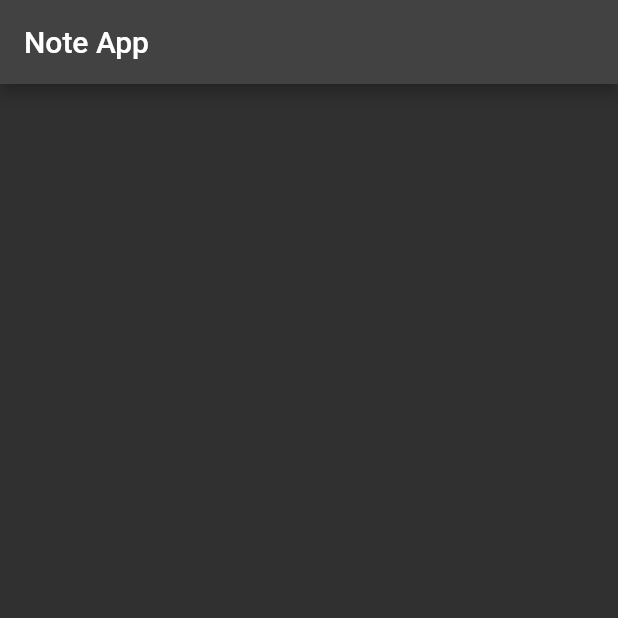
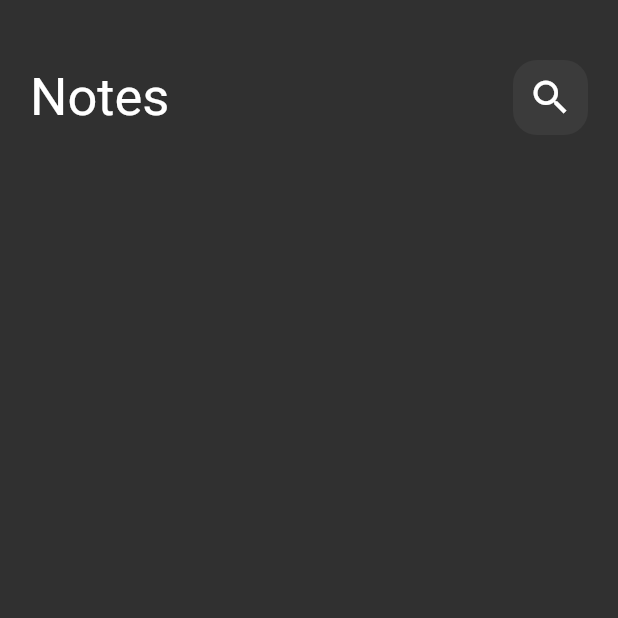
Before and after one commit to Amira-2021/note_app, a Flutter app: the screen it shows after launch, on a phone screen of 412 x 824 dp, the top half of it. Run offline on Flutter 3.47's test engine with Material 2 defaults, Android fonts, the phone set to English and light mode, and no system bars.

Commit message:
+ custome_app_bar.dart + custome_search_icon.dart + custome_note_iem.dart

```diff
--- a/lib/views/note_view.dart
+++ b/lib/views/note_view.dart
@@ -1,12 +1,11 @@
 import 'package:flutter/material.dart';
+import 'package:notes_app/views/widgets/note_view_body.dart';
 
 class NoteView extends StatelessWidget {
   @override
   Widget build(BuildContext context) {
     return Scaffold(
-      appBar: AppBar(
-        title: Text("Note App"),
-      ),
+      body: NoteViewBody(),
     );
   }
 }
--- /dev/null
+++ b/lib/views/widgets/custome_app_bar.dart
@@ -0,0 +1,20 @@
+import 'package:flutter/material.dart';
+import 'package:notes_app/views/widgets/custome_search_icon.dart';
+
+class CustomeAppBar extends StatelessWidget {
+  @override
+  Widget build(BuildContext context) {
+    return Row(
+      mainAxisAlignment: MainAxisAlignment.spaceBetween,
+      children: [
+        Text(
+          "Notes",
+          style: TextStyle(
+            fontSize: 35,
+          ),
+        ),
+        CustomeSearchIcon(),
+      ],
+    );
+  }
+}
--- /dev/null
+++ b/lib/views/widgets/custome_search_icon.dart
@@ -0,0 +1,22 @@
+import 'package:flutter/material.dart';
+
+class CustomeSearchIcon extends StatelessWidget {
+  @override
+  Widget build(BuildContext context) {
+    return Container(
+      width: 50,
+      height: 50,
+      decoration: BoxDecoration(
+        color: Colors.white.withOpacity(0.05),
+        borderRadius: BorderRadius.circular(16),
+      ),
+      child: IconButton(
+        onPressed: () {},
+        icon: Icon(
+          Icons.search,
+          size: 30,
+        ),
+      ),
+    );
+  }
+}
--- /dev/null
+++ b/lib/views/widgets/note_view_body.dart
@@ -0,0 +1,16 @@
+import 'package:flutter/material.dart';
+import 'package:notes_app/views/widgets/custome_app_bar.dart';
+
+class NoteViewBody extends StatelessWidget {
+  @override
+  Widget build(BuildContext context) {
+    return Container(
+      margin: EdgeInsets.symmetric(vertical: 40, horizontal: 20),
+      child: Column(
+        children: [
+          CustomeAppBar(),
+        ],
+      ),
+    );
+  }
+}
```
Also changed, not shown: lib/views/widgets/custome_note_iem.dart (added).
